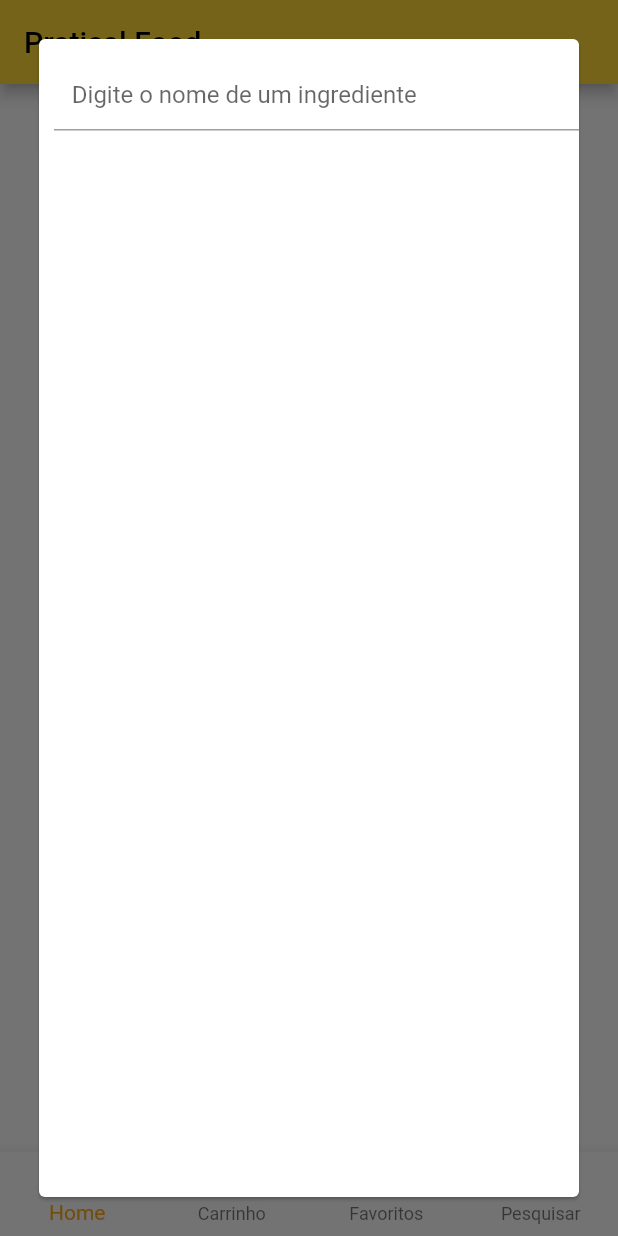
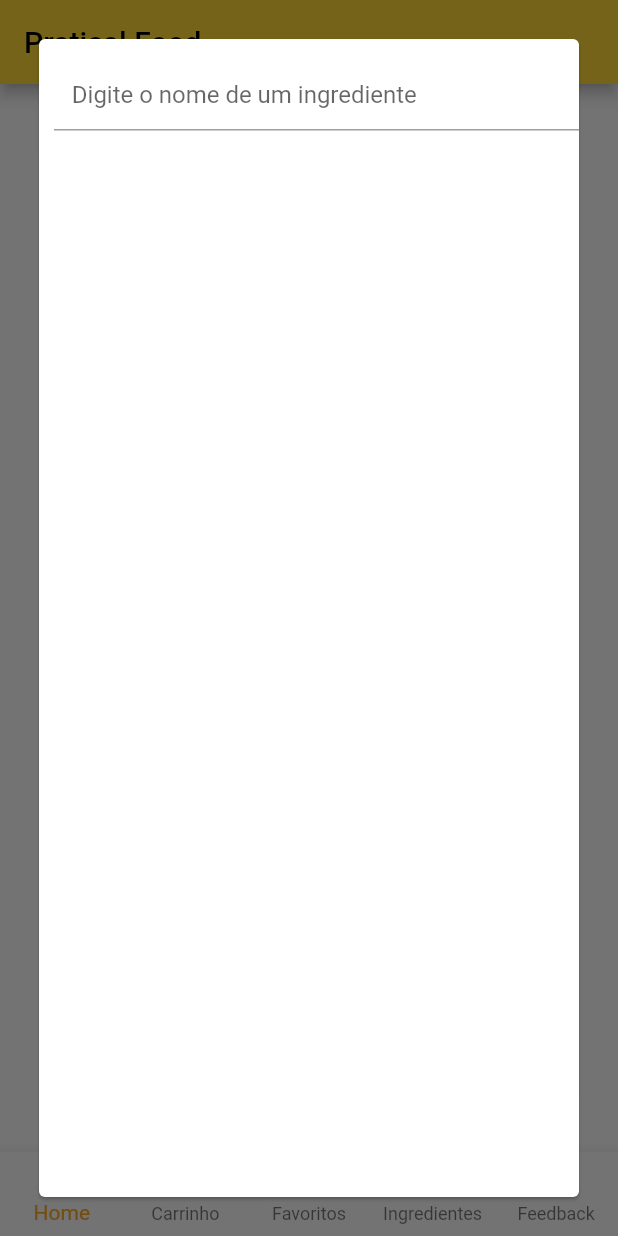
Before and after one commit to ThomasLincoln/Pratical_Food, a Flutter app: the screen it shows once a user with an empty profile is signed in, after a tap on the "filter alt" icon, on a phone screen of 412 x 824 dp. Run offline on Flutter 3.47's test engine with Material 2 defaults, Android fonts, the light colour scheme and no system bars; our stand-ins replace cloud_firestore, firebase_auth, firebase_core; accounts and stored records are empty.

Commit message:
Final 3 (adicionando feedback)

```diff
--- a/Pratical_Food/lib/screens/MenuPage.dart
+++ b/Pratical_Food/lib/screens/MenuPage.dart
@@ -2,6 +2,7 @@ import 'package:Pratical_Food/screens/FavoritosPage.dart';
 import 'package:Pratical_Food/HomePage.dart';
 import 'package:Pratical_Food/screens/ListaCompras.dart';
 import 'package:Pratical_Food/screens/PesquisaPage.dart';
+import 'package:Pratical_Food/screens/FeedbackPage.dart';
 import 'package:flutter/material.dart';
 import 'package:Pratical_Food/services/auth.dart';
 import 'package:cloud_firestore/cloud_firestore.dart';
@@ -17,14 +18,6 @@ class _MenuPageState extends State<MenuPage> {
 
  @override
   Widget build(BuildContext context) {
-//     FirebaseFirestore.instance.collection('receitas').doc('nome').set({
-//       'nome': 'pinto',
-//       'mano': 'queisso',
-//     });
-//     FirebaseFirestore.instance.collection("receitas").add({
-//     'name': "Tokyo",
-//     'country': "Japan"
-// });
     return MaterialApp(
       title: _title,
       home: MyStatefulWidget(),
@@ -50,6 +43,7 @@ class _MyStatefulWidgetState extends State<MyStatefulWidget> {
     ListaCompras(),
     FavoritosPage(),
     PesquisaPage(),
+    FeedbackPage(),
   ];
 
   void _onItemTapped(int index) {
@@ -84,8 +78,13 @@ class _MyStatefulWidgetState extends State<MyStatefulWidget> {
           BottomNavigationBarItem(
             icon:
              Icon(Icons.search),
-            title: Text('Pesquisar'),
+            title: Text('Ingredientes', style: TextStyle(fontSize: 13)),
           ),
+          BottomNavigationBarItem(
+            icon:
+            Icon(Icons.feedback),
+            title: Text('Feedback')
+          )
         ],
         currentIndex: _selectedIndex,
         selectedItemColor: Colors.yellow[800],
```
Also changed, not shown: Pratical_Food/lib/screens/FeedbackPage.dart (added, +49 -0 lines), Pratical_Food/assets/feedback.png (added).
